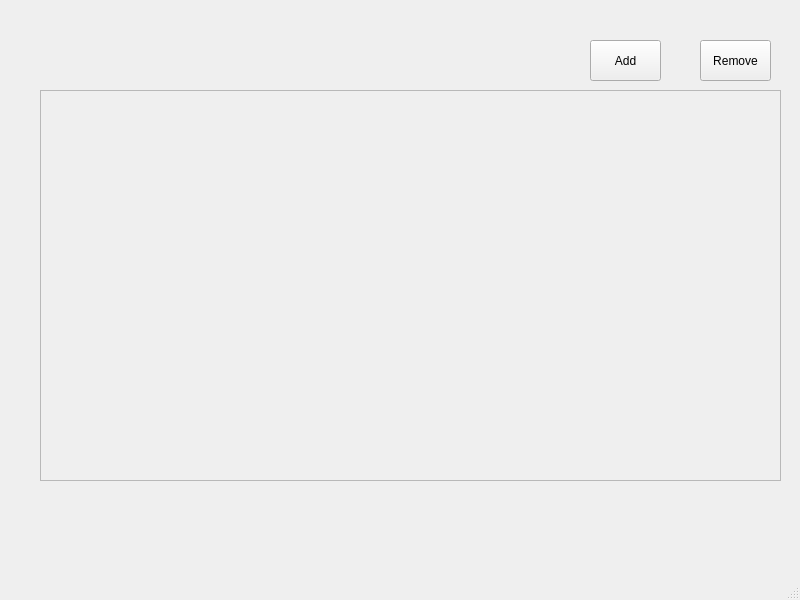
robedpixel/SmartMonitor-Python, file src/notewindow.ui: the form before one commit.
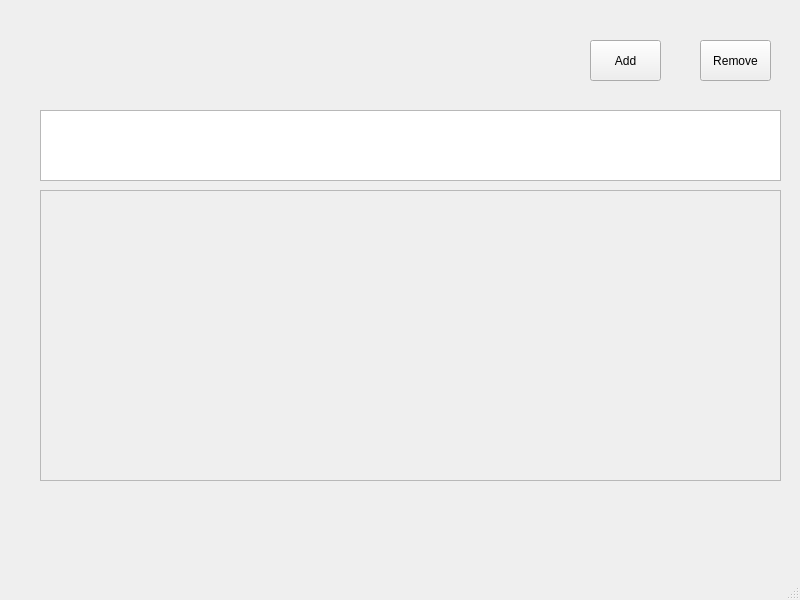
The form after the commit.

Commit message: implement some functionality for notewindow

```diff
--- a/src/notewindow.ui
+++ b/src/notewindow.ui
@@ -18,9 +18,9 @@
     <property name="geometry">
      <rect>
       <x>40</x>
-      <y>90</y>
+      <y>190</y>
       <width>741</width>
-      <height>391</height>
+      <height>291</height>
      </rect>
     </property>
     <property name="widgetResizable">
@@ -32,7 +32,7 @@
        <x>0</x>
        <y>0</y>
        <width>739</width>
-       <height>389</height>
+       <height>289</height>
       </rect>
      </property>
      <widget class="QWidget" name="verticalLayoutWidget">
@@ -74,6 +74,16 @@
      <string>Remove</string>
     </property>
    </widget>
+   <widget class="QPlainTextEdit" name="plainTextEdit">
+    <property name="geometry">
+     <rect>
+      <x>40</x>
+      <y>110</y>
+      <width>741</width>
+      <height>71</height>
+     </rect>
+    </property>
+   </widget>
   </widget>
   <widget class="QMenuBar" name="menubar">
    <property name="geometry">
```
The commit also changes 4 other files.
